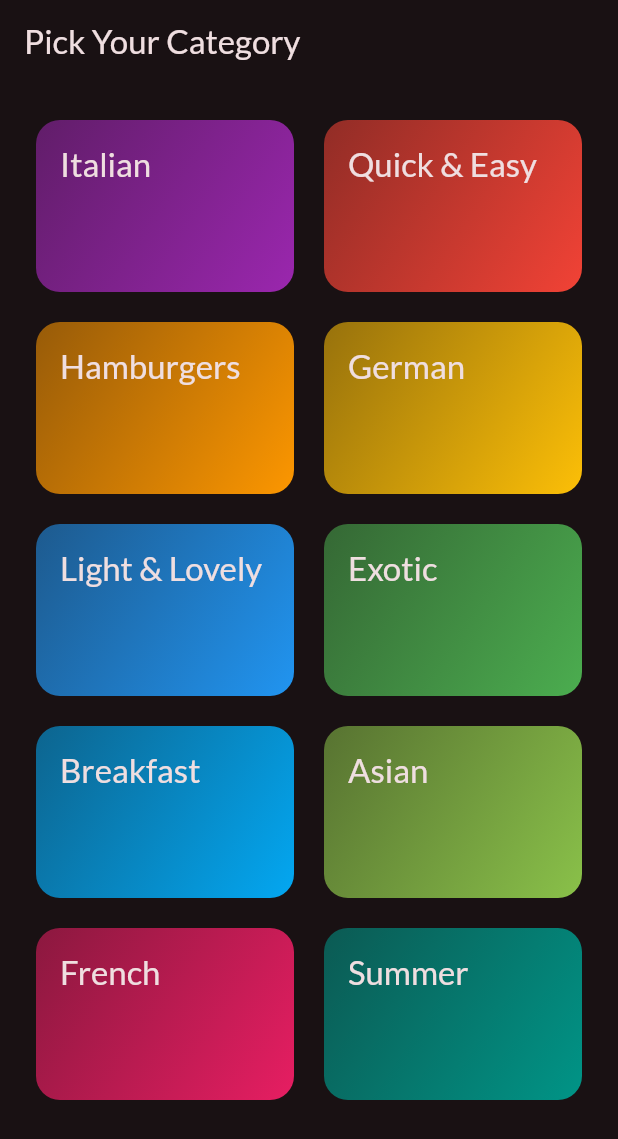
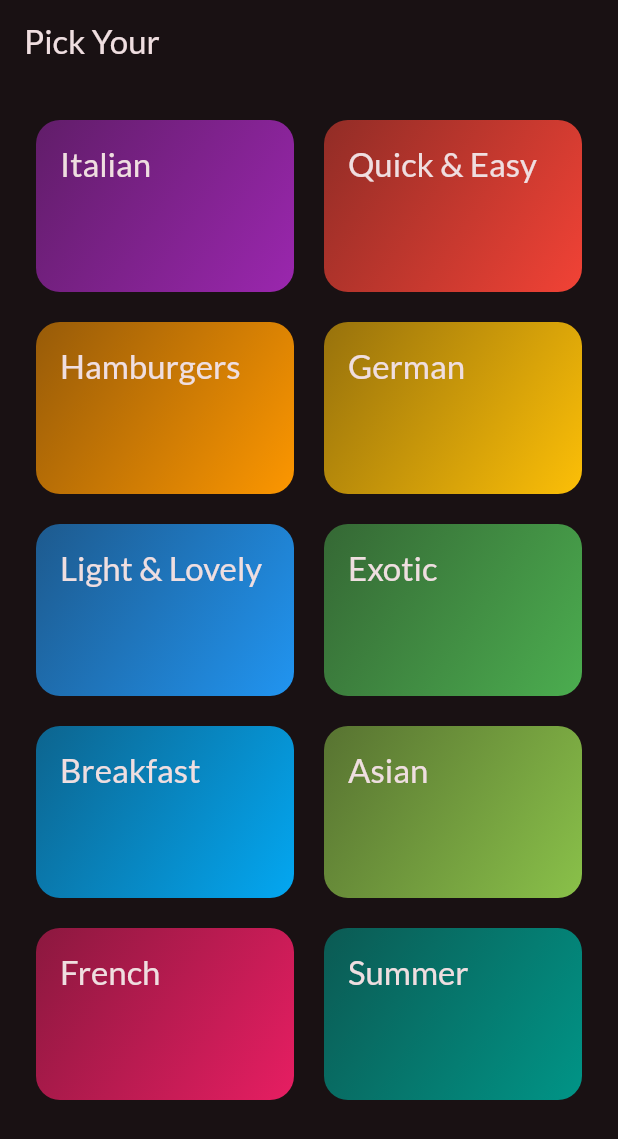
Before and after one commit to BilalYamin127/mealsApp, a Flutter app: the screen it shows after launch, on a phone screen of 412 x 824 dp. Shown: the top 1139 px of the screen. Run offline on Flutter 3.47's test engine with Material 3 defaults, Android fonts, the phone set to English and light mode, and no system bars; our stand-ins replace google_fonts.

Commit message:
main.dart changes

```diff
--- a/lib/Screen/categoriesScreen.dart
+++ b/lib/Screen/categoriesScreen.dart
@@ -26,7 +26,7 @@ class CategoriesScreen extends StatelessWidget {
 
     return Scaffold(
       appBar: AppBar(
-        title: const Text('Pick Your Category'),
+        title: const Text('Pick Your '),
       ),
       body: GridView(
         padding: const EdgeInsets.all(24),
```
